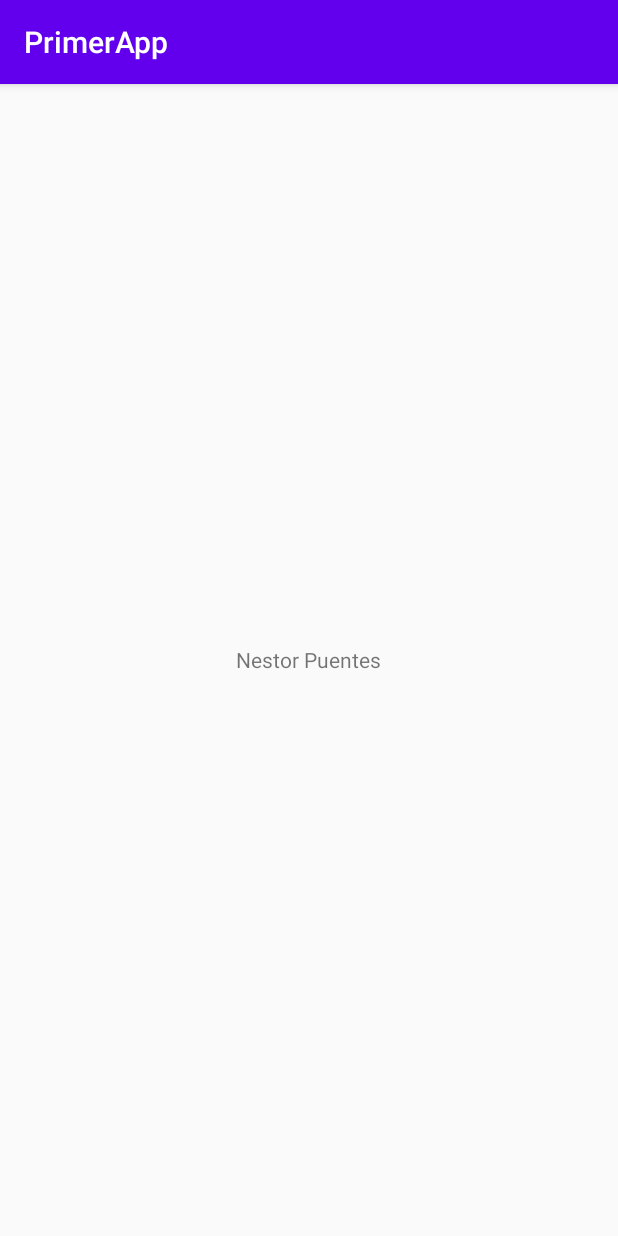
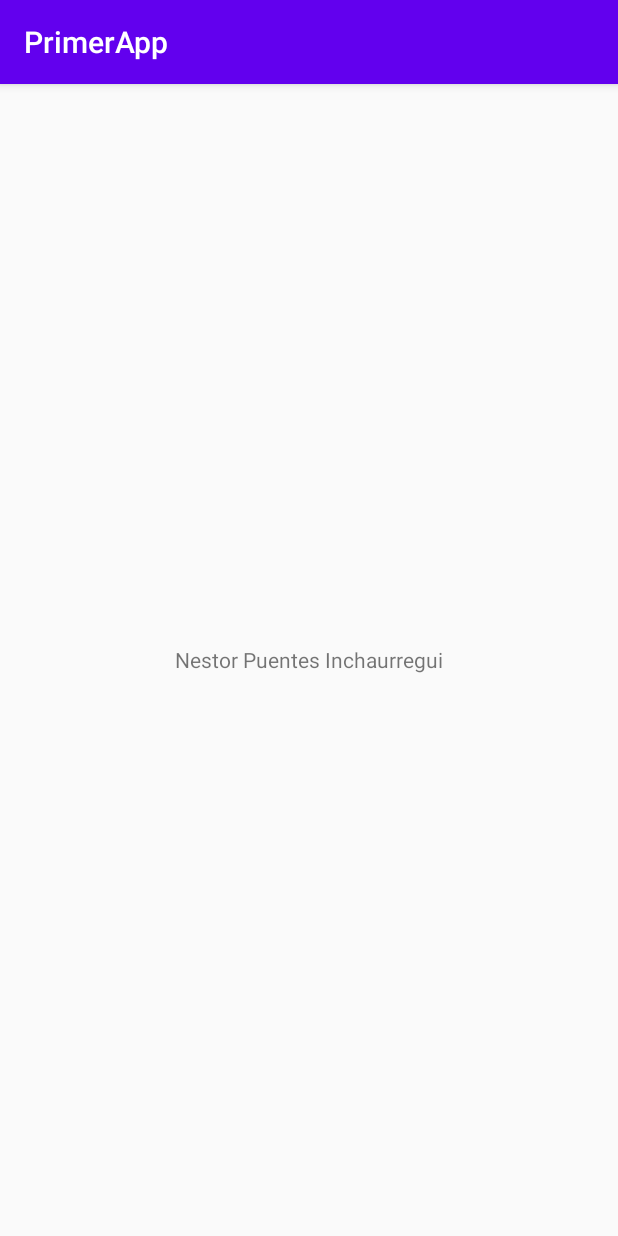
Before and after one commit to GitNes26/PrimerApp, an Android app: the screen it shows after launch (MainActivity), on a phone screen of 412 x 824 dp. Run offline under Robolectric (Android 15) with nearby library versions, the phone set to English and light mode, and no system bars.

Commit message:
Cambie el nombre

```diff
--- a/app/src/main/res/layout/activity_main.xml
+++ b/app/src/main/res/layout/activity_main.xml
@@ -9,7 +9,7 @@
     <TextView
         android:layout_width="wrap_content"
         android:layout_height="wrap_content"
-        android:text="Nestor Puentes"
+        android:text="Nestor Puentes Inchaurregui"
         android:layout_centerInParent="true"
         />
 
```
